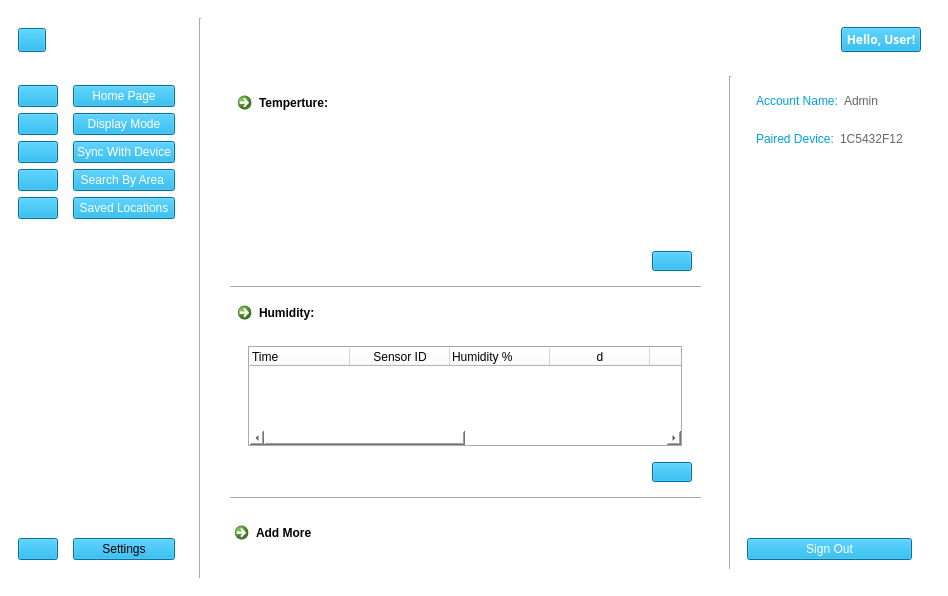
First picture: the form in User Interface/WeatherApp.ui, repository sarscheps/Project---UI-Communications, before the edit.
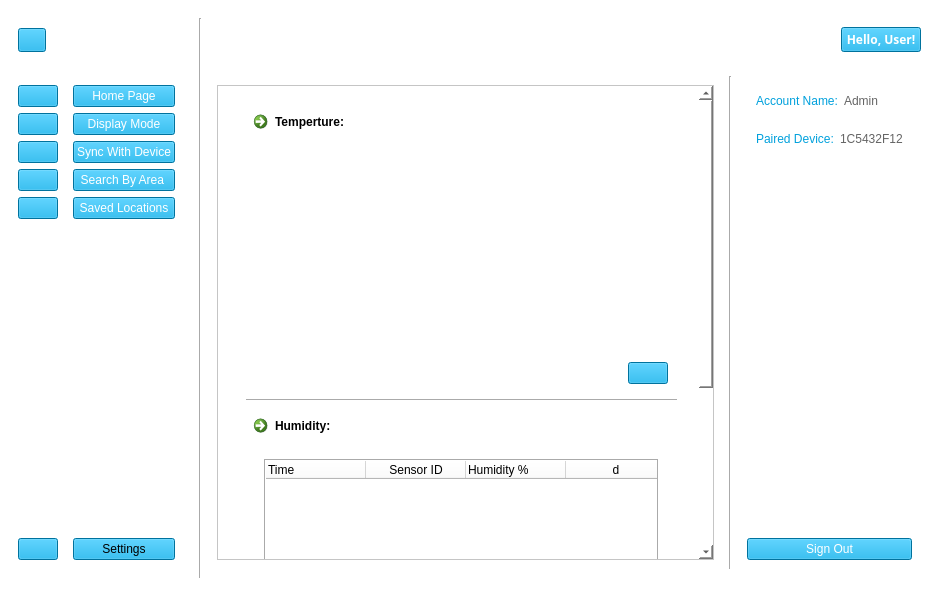
Second picture: the form after the edit. The open tabs and pages were chosen to show the change. Icons and pictures are not drawn. Custom widgets are drawn as their Qt base class.

Commit message: Finished the plotWidget

```diff
--- a/User Interface/WeatherApp.ui
+++ b/User Interface/WeatherApp.ui
@@ -92,10 +92,61 @@
                  <number>0</number>
                 </property>
                 <widget class="QWidget" name="homePage">
+                 <layout class="QHBoxLayout" name="horizontalLayout_21">
+                  <item>
+                   <widget class="QWidget" name="homePageWidget" native="true">
                  <layout class="QVBoxLayout" name="verticalLayout_9">
+                     <property name="leftMargin">
+                      <number>0</number>
+                     </property>
+                     <property name="topMargin">
+                      <number>0</number>
+                     </property>
+                     <property name="rightMargin">
+                      <number>0</number>
+                     </property>
+                     <property name="bottomMargin">
+                      <number>0</number>
+                     </property>
                   <item>
+                      <widget class="QScrollArea" name="scrollArea">
+                       <property name="sizePolicy">
+                        <sizepolicy hsizetype="Expanding" vsizetype="Preferred">
+                         <horstretch>0</horstretch>
+                         <verstretch>100</verstretch>
+                        </sizepolicy>
+                       </property>
+                       <property name="widgetResizable">
+                        <bool>true</bool>
+                       </property>
+                       <widget class="QWidget" name="scrollAreaWidgetContents">
+                        <property name="geometry">
+                         <rect>
+                          <x>0</x>
+                          <y>-311</y>
+                          <width>467</width>
+                          <height>783</height>
+                         </rect>
+                        </property>
                    <layout class="QVBoxLayout" name="verticalLayout_4">
                     <item>
+                          <widget class="QWidget" name="ScrollAreaWidget" native="true">
+                           <layout class="QVBoxLayout" name="verticalLayout_14">
+                            <property name="spacing">
+                             <number>6</number>
+                            </property>
+                            <property name="leftMargin">
+                             <number>6</number>
+                            </property>
+                            <property name="rightMargin">
+                             <number>0</number>
+                            </property>
+                            <property name="bottomMargin">
+                             <number>0</number>
+                            </property>
+                            <item>
+                             <layout class="QVBoxLayout" name="verticalLayout_15">
+                              <item>
                      <spacer name="homePageTopSpacer">
                       <property name="orientation">
                        <enum>Qt::Vertical</enum>
@@ -344,12 +395,18 @@
                                  </layout>
                                 </widget>
                                 <widget class="QWidget" name="plotWidgetPage">
-                                 <layout class="QVBoxLayout" name="verticalLayout_15">
+                                           <layout class="QHBoxLayout" name="horizontalLayout_24">
+                                            <item>
+                                             <widget class="QWidget" name="tempPlotWidget" native="true">
+                                              <layout class="QVBoxLayout" name="verticalLayout_22">
                                   <item>
                                    <layout class="QVBoxLayout" name="tempPlotPageLayout"/>
                                   </item>
                                  </layout>
                                 </widget>
+                                            </item>
+                                           </layout>
+                                          </widget>
                                </widget>
                               </item>
                               <item>
@@ -786,6 +843,19 @@
                       </layout>
                      </widget>
                     </item>
+                              <item>
+                               <spacer name="verticalSpacer_3">
+                                <property name="orientation">
+                                 <enum>Qt::Vertical</enum>
+                                </property>
+                                <property name="sizeHint" stdset="0">
+                                 <size>
+                                  <width>20</width>
+                                  <height>40</height>
+                                 </size>
+                                </property>
+                               </spacer>
+                              </item>
                     <item>
                      <spacer name="homePageButtomSpacer">
                       <property name="orientation">
@@ -803,6 +873,16 @@
                      </spacer>
                     </item>
                    </layout>
+                            </item>
+                           </layout>
+                          </widget>
+                         </item>
+                        </layout>
+                       </widget>
+                      </widget>
+                     </item>
+                    </layout>
+                   </widget>
                   </item>
                  </layout>
                 </widget>
```
Left out of the diff: 22 changed lines with no effect on the pictures. Lines whose indentation alone changed are shown as unchanged. The commit also changes 4 other files.
